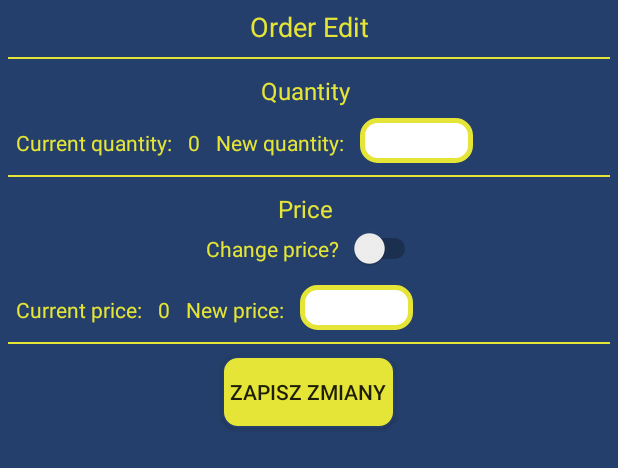
After one commit to hbartek230/PierwszaApi, an Android app: the layout update_dialog.xml on its own in the app's theme, with its tools: preview values and no code run, on a phone screen of 412 x 824 dp. The commit adds this screen. Shown: the top 468 px of the screen. Run offline under Robolectric (Android 15) with nearby library versions, the phone set to English and light mode, and no system bars.

Commit message:
Added EditAlertDialog to edit image on Fragment2 Order View

```diff
--- a/app/src/main/java/com/example/bhren/myapplication/Fragment2.java
+++ b/app/src/main/java/com/example/bhren/myapplication/Fragment2.java
@@ -1,5 +1,6 @@
 package com.example.bhren.myapplication;
 
+import android.app.AlertDialog;
 import android.content.Context;
 import android.os.Bundle;
 import android.support.annotation.NonNull;
@@ -12,6 +13,8 @@ import android.support.v7.widget.RecyclerView;
 import android.view.LayoutInflater;
 import android.view.View;
 import android.view.ViewGroup;
+import android.widget.Button;
+import android.widget.TextView;
 
 import com.example.bhren.myapplication.Common.TempOrderBill;
 import com.example.bhren.myapplication.Inteface.OrderClickListener;
@@ -113,4 +116,27 @@ public class Fragment2 extends Fragment implements OrderClickListener {
     public void onOrderDelete(String key) {
         deleteFromFirebase(key);
     }
+
+    public void showUpdateDialog(String currentQuantity, String currentPrice) {
+
+        AlertDialog.Builder buildDialog = new AlertDialog.Builder(getContext());
+        LayoutInflater inflater = getLayoutInflater();
+        View showDialog = inflater.inflate(R.layout.update_dialog, null);
+        buildDialog.setView(showDialog);
+
+        final TextView twCurrentQuantity = (TextView) showDialog.findViewById(R.id.twCurrentQuantity);
+        final TextView twCurrentPrice = (TextView) showDialog.findViewById(R.id.twCurrentPrice);
+        final Button btnSave = (Button) showDialog.findViewById(R.id.btnSave);
+
+        twCurrentQuantity.setText(currentQuantity);
+        twCurrentPrice.setText(currentPrice);
+
+        AlertDialog updateDialog = buildDialog.create();
+        updateDialog.show();
+
+    }
+
+    public void onOrderEdit(String currentQuantity, String currentPrice){
+        showUpdateDialog(currentQuantity, currentPrice);
+    }
 }
--- a/app/src/main/java/com/example/bhren/myapplication/Inteface/OrderClickListener.java
+++ b/app/src/main/java/com/example/bhren/myapplication/Inteface/OrderClickListener.java
@@ -2,4 +2,5 @@ package com.example.bhren.myapplication.Inteface;
 
 public interface OrderClickListener {
     void onOrderDelete(String key);
+    void onOrderEdit(String currentQuantity, String currentPrice);
 }
--- a/app/src/main/java/com/example/bhren/myapplication/ViewHolder/OrderAdapter.java
+++ b/app/src/main/java/com/example/bhren/myapplication/ViewHolder/OrderAdapter.java
@@ -23,6 +23,7 @@ class OrderViewHolder extends RecyclerView.ViewHolder implements View.OnCreateCo
     TextView twOrderQuantity;
     TextView twOrderPrice;
     ImageView imageDelete;
+    ImageView imageEdit;
     OrderClickListener listener;
 
 
@@ -33,6 +34,8 @@ class OrderViewHolder extends RecyclerView.ViewHolder implements View.OnCreateCo
         twOrderQuantity = (TextView) itemView.findViewById(R.id.twOrderQuantity);
         twOrderPrice = (TextView) itemView.findViewById(R.id.twOrderPrice);
         imageDelete = (ImageView) itemView.findViewById(R.id.imageDelete);
+        imageEdit = (ImageView) itemView.findViewById(R.id.imageEdit);
+
         itemView.setOnCreateContextMenuListener(this);
 
     }
@@ -91,6 +94,18 @@ public class OrderAdapter extends RecyclerView.Adapter<OrderViewHolder> {
             }
         });
 
+        holder.imageEdit.setOnClickListener(new View.OnClickListener() {
+            @Override
+            public void onClick(View v) {
+                String currentQuantity = holder.twOrderQuantity.getText().toString();
+                String currentPrice = holder.twOrderPrice.getText().toString();
+                System.out.println("Quantity: "+holder.twOrderQuantity.getText().toString());
+                System.out.println("Price: "+holder.twOrderPrice.getText().toString());
+                listener.onOrderEdit(currentQuantity, currentPrice);
+            }
+        });
+
+
     }
 
     @Override
--- a/app/src/main/res/layout/order_item_view.xml
+++ b/app/src/main/res/layout/order_item_view.xml
@@ -131,7 +131,7 @@
             android:orientation="horizontal">
 
             <ImageView
-                android:id="@+id/imageView4"
+                android:id="@+id/imageEdit"
                 android:layout_width="wrap_content"
                 android:layout_height="wrap_content"
                 android:layout_marginRight="1dp"
--- /dev/null
+++ b/app/src/main/res/layout/update_dialog.xml
@@ -0,0 +1,228 @@
+<?xml version="1.0" encoding="utf-8"?>
+<LinearLayout xmlns:android="http://schemas.android.com/apk/res/android"
+    android:layout_width="match_parent"
+    android:layout_height="match_parent"
+    android:background="@color/primaryColor"
+    android:orientation="vertical"
+    android:paddingTop="5dp">
+
+    <LinearLayout
+        android:layout_width="match_parent"
+        android:layout_height="wrap_content"
+        android:layout_marginLeft="5dp"
+        android:layout_marginRight="5dp"
+        android:gravity="center"
+        android:orientation="vertical">
+
+        <TextView
+            android:id="@+id/textView"
+            android:layout_width="match_parent"
+            android:layout_height="wrap_content"
+            android:text="@string/act_update_title"
+            android:gravity="center"
+            android:textColor="@color/secondaryColor"
+            android:textSize="18sp"
+            />
+
+        <View
+            android:id="@+id/divider1"
+            android:layout_width="match_parent"
+            android:layout_height="1dp"
+            android:layout_marginBottom="8dp"
+            android:layout_marginTop="8dp"
+            android:background="@color/secondaryColor" />
+
+        <LinearLayout
+            android:id="@+id/quantityLayout"
+            android:layout_width="match_parent"
+            android:layout_height="match_parent"
+            android:orientation="vertical">
+
+            <LinearLayout
+                android:layout_width="match_parent"
+                android:layout_height="match_parent"
+                android:layout_marginBottom="5dp"
+                android:orientation="vertical">
+
+                <TextView
+                    android:id="@+id/textView3"
+                    android:layout_width="match_parent"
+                    android:layout_height="wrap_content"
+                    android:layout_marginBottom="2dp"
+                    android:layout_marginTop="2dp"
+                    android:layout_weight="1"
+                    android:gravity="center"
+                    android:paddingRight="5dp"
+                    android:text="@string/act_update_quantity_title"
+                    android:textColor="@color/secondaryColor"
+                    android:textSize="16sp" />
+            </LinearLayout>
+
+
+            <LinearLayout
+                android:layout_width="wrap_content"
+                android:layout_height="wrap_content"
+                android:orientation="horizontal">
+
+                <TextView
+                    android:id="@+id/textView5"
+                    android:layout_width="wrap_content"
+                    android:layout_height="wrap_content"
+                    android:layout_weight="1"
+                    android:paddingLeft="5dp"
+                    android:paddingRight="5dp"
+                    android:text="@string/act_update_current_quantity"
+                    android:textColor="@color/secondaryColor" />
+
+                <TextView
+                    android:id="@+id/twCurrentQuantity"
+                    android:layout_width="wrap_content"
+                    android:layout_height="wrap_content"
+                    android:layout_weight="1"
+                    android:paddingLeft="5dp"
+                    android:paddingRight="5dp"
+                    android:text="0"
+                    android:textColor="@color/secondaryColor" />
+
+                <TextView
+                    android:id="@+id/textView6"
+                    android:layout_width="wrap_content"
+                    android:layout_height="wrap_content"
+                    android:layout_weight="1"
+                    android:paddingLeft="5dp"
+                    android:paddingRight="5dp"
+                    android:text="@string/act_update_new_quantity"
+                    android:textColor="@color/secondaryColor" />
+
+                <EditText
+                    android:id="@+id/editText"
+                    android:layout_width="75dp"
+                    android:layout_height="30dp"
+                    android:layout_marginLeft="5dp"
+                    android:layout_weight="1"
+                    android:background="@drawable/login_edit_text"
+                    android:ems="10"
+                    android:inputType="textPersonName"
+                    android:paddingLeft="8dp" />
+
+            </LinearLayout>
+
+        </LinearLayout>
+
+        <View
+            android:id="@+id/divider2"
+            android:layout_width="match_parent"
+            android:layout_height="1dp"
+            android:layout_marginBottom="8dp"
+            android:layout_marginTop="8dp"
+            android:background="@color/secondaryColor" />
+
+        <LinearLayout
+            android:id="@+id/priceLayout"
+            android:layout_width="match_parent"
+            android:layout_height="match_parent"
+            android:orientation="vertical">
+
+            <LinearLayout
+                android:layout_width="match_parent"
+                android:layout_height="match_parent"
+                android:layout_marginBottom="5dp"
+                android:gravity="center"
+                android:orientation="vertical">
+
+                <TextView
+                    android:id="@+id/textView10"
+                    android:layout_width="match_parent"
+                    android:layout_height="wrap_content"
+                    android:layout_marginBottom="2dp"
+                    android:layout_marginTop="2dp"
+                    android:layout_weight="1"
+                    android:gravity="center"
+                    android:paddingRight="5dp"
+                    android:text="@string/act_update_price_title"
+                    android:textColor="@color/secondaryColor"
+                    android:textSize="16sp" />
+
+                <Switch
+                    android:id="@+id/switch1"
+                    android:layout_width="150dp"
+                    android:layout_height="wrap_content"
+                    android:layout_marginBottom="5dp"
+                    android:layout_weight="1"
+                    android:gravity="center"
+                    android:text="@string/act_update_siwtcher_price"
+                    android:textColor="@color/secondaryColor" />
+            </LinearLayout>
+
+
+            <LinearLayout
+                android:layout_width="wrap_content"
+                android:layout_height="wrap_content"
+                android:orientation="horizontal">
+
+                <TextView
+                    android:id="@+id/textView7"
+                    android:layout_width="wrap_content"
+                    android:layout_height="wrap_content"
+                    android:layout_weight="1"
+                    android:paddingLeft="5dp"
+                    android:paddingRight="5dp"
+                    android:text="@string/act_update_current_price"
+                    android:textColor="@color/secondaryColor" />
+
+                <TextView
+                    android:id="@+id/twCurrentPrice"
+                    android:layout_width="wrap_content"
+                    android:layout_height="wrap_content"
+                    android:layout_weight="1"
+                    android:paddingLeft="5dp"
+                    android:paddingRight="5dp"
+                    android:text="0"
+                    android:textColor="@color/secondaryColor" />
+
+                <TextView
+                    android:id="@+id/textView9"
+                    android:layout_width="wrap_content"
+                    android:layout_height="wrap_content"
+                    android:layout_weight="1"
+                    android:paddingLeft="5dp"
+                    android:paddingRight="5dp"
+                    android:text="@string/act_update_new_price"
+                    android:textColor="@color/secondaryColor" />
+
+                <EditText
+                    android:id="@+id/editText1"
+                    android:layout_width="75dp"
+                    android:layout_height="30dp"
+                    android:layout_marginLeft="5dp"
+                    android:layout_weight="1"
+                    android:background="@drawable/login_edit_text"
+                    android:ems="10"
+                    android:inputType="textPersonName"
+                    android:paddingLeft="8dp" />
+
+            </LinearLayout>
+        </LinearLayout>
+
+        <View
+            android:id="@+id/divider3"
+            android:layout_width="match_parent"
+            android:layout_height="1dp"
+            android:layout_marginBottom="8dp"
+            android:layout_marginTop="8dp"
+            android:background="@color/secondaryColor" />
+
+        <Button
+            android:id="@+id/btnSave"
+            android:layout_width="wrap_content"
+            android:layout_height="wrap_content"
+            android:layout_weight="1"
+            android:background="@drawable/radius_button"
+            android:paddingLeft="5dp"
+            android:paddingRight="5dp"
+            android:layout_marginBottom="5dp"
+            android:text="Zapisz zmiany" />
+
+    </LinearLayout>
+
+</LinearLayout>
--- a/app/src/main/res/values/strings.xml
+++ b/app/src/main/res/values/strings.xml
@@ -40,9 +40,22 @@
     <string name="act_order_currency">€</string>
     <string name="act_order_switcher_custom_price">Custom price?</string>
     <string name="act_order_customer_name">Customer name</string>
+    <string name="act_orderd_summary_label">Suma: </string>
+    <string name="act_order_default_price">0</string>
     <string name="act_order_add_button">Add to Cart</string>
+
     <string name="title_activity_main2">Main2Activity</string>
     <string name="title_activity_order_tab">OrderTab</string>
     <string name="title_activity_test">TestActivity</string>
     <!--End of Fragment1Activity-->
+
+    <string name="act_update_title">Order Edit</string>
+    <string name="act_update_quantity_title">Quantity</string>
+    <string name="act_update_current_quantity">Current quantity: </string>
+    <string name="act_update_new_quantity">New quantity: </string>
+    <string name="act_update_price_title">Price</string>
+    <string name="act_update_current_price">Current price: </string>
+    <string name="act_update_new_price">New price: </string>
+    <string name="act_update_siwtcher_price">Change price?</string>
+    <string name="act_update_btn_save">Save chenges</string>
 </resources>
```
Also changed, not shown: 1 other file.
